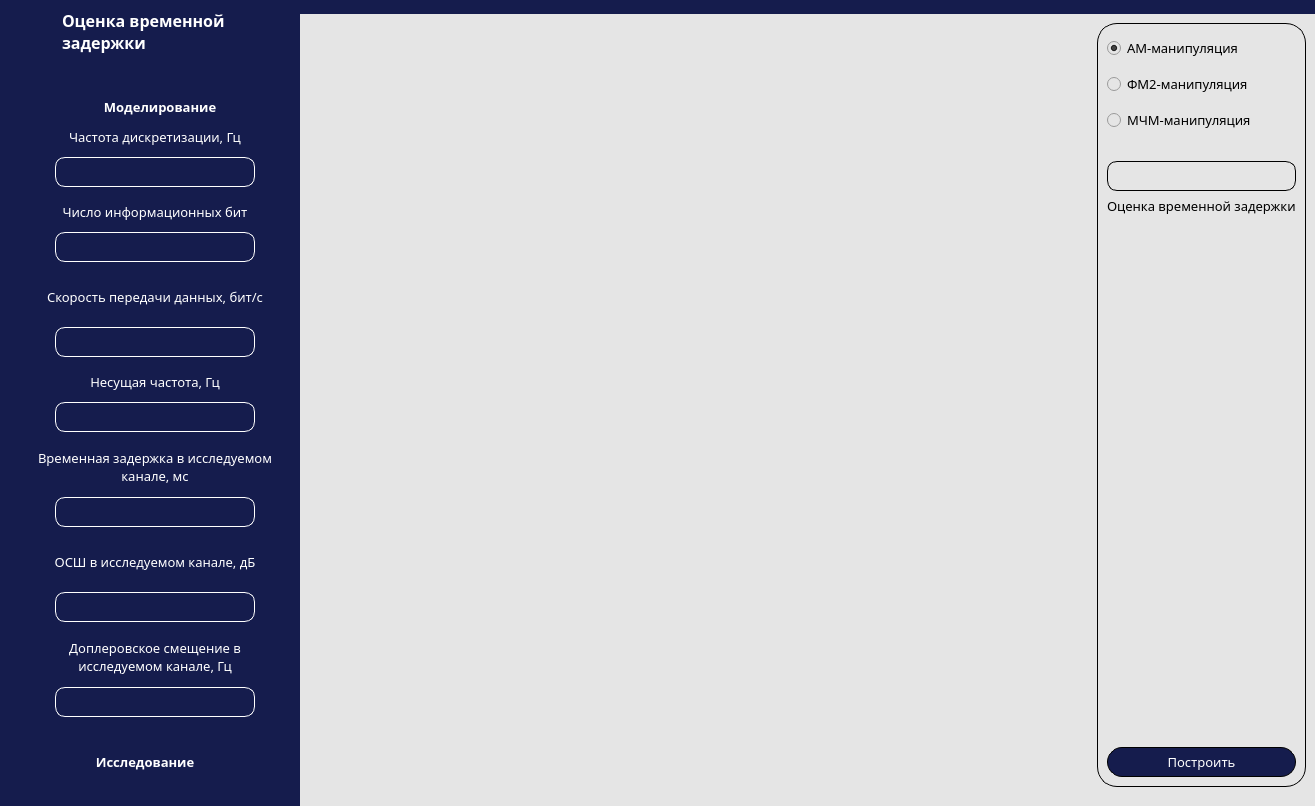
Old version of the form ui/main.ui in the repository nmikolaychuk/time-delay-assessment-doppler.
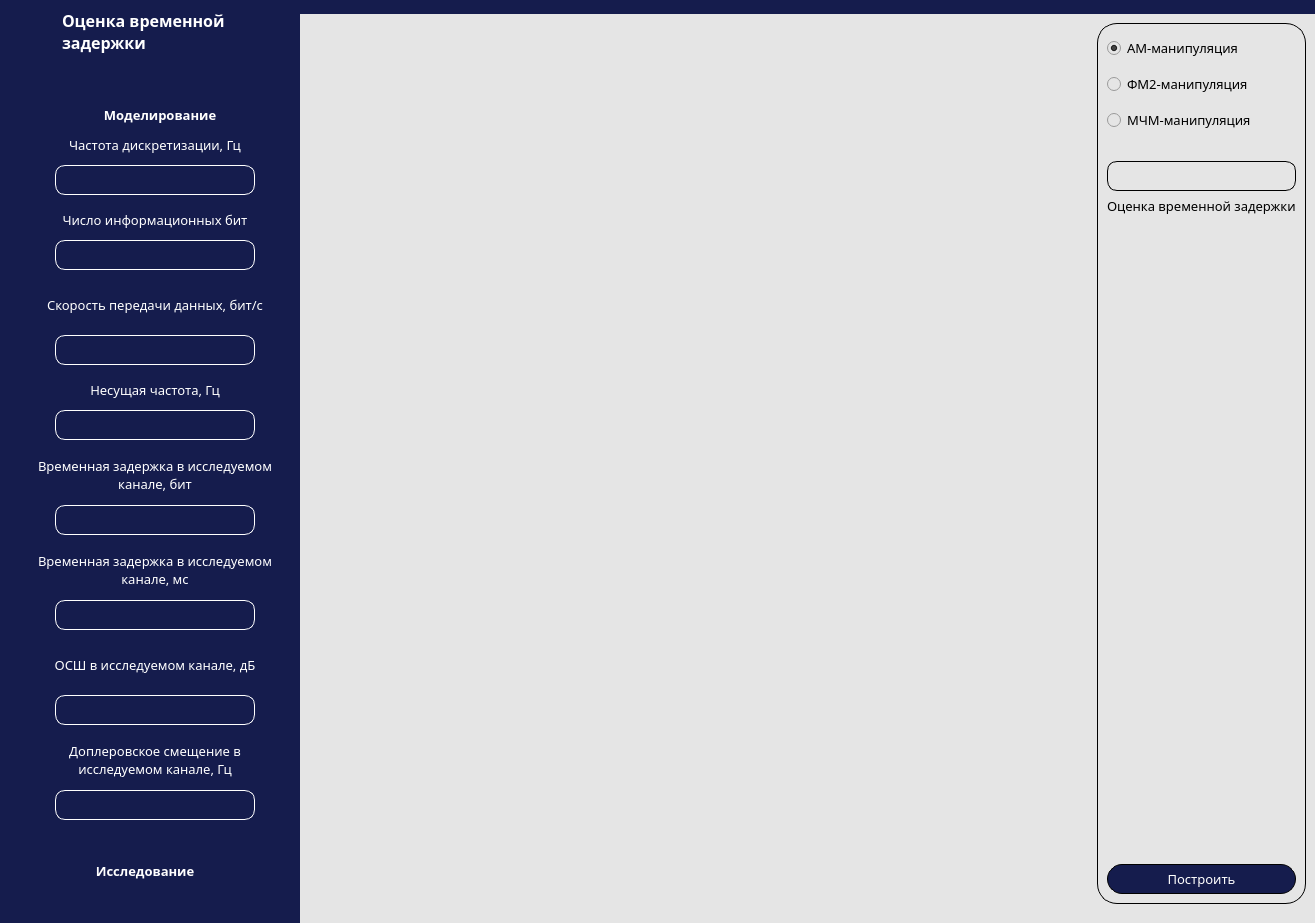
New version of the form. Icons and pictures are not drawn.

Commit message: Добавлено поле в интерфейс

What changed in the file:
```diff
--- a/ui/main.ui
+++ b/ui/main.ui
@@ -10,7 +10,7 @@
     <x>0</x>
     <y>0</y>
     <width>1315</width>
-    <height>806</height>
+    <height>923</height>
    </rect>
   </property>
   <property name="minimumSize">
@@ -693,11 +693,99 @@
                </property>
               </spacer>
              </item>
+             <item alignment="Qt::AlignHCenter">
+              <widget class="QLabel" name="label_10">
+               <property name="minimumSize">
+                <size>
+                 <width>250</width>
+                 <height>50</height>
+                </size>
+               </property>
+               <property name="maximumSize">
+                <size>
+                 <width>250</width>
+                 <height>16777215</height>
+                </size>
+               </property>
+               <property name="font">
+                <font>
+                 <family>Century Gothic</family>
+                 <pointsize>10</pointsize>
+                </font>
+               </property>
+               <property name="styleSheet">
+                <string notr="true">color: rgb(255, 255, 255);</string>
+               </property>
+               <property name="text">
+                <string>Временная задержка в исследуемом канале, бит</string>
+               </property>
+               <property name="alignment">
+                <set>Qt::AlignCenter</set>
+               </property>
+               <property name="wordWrap">
+                <bool>true</bool>
+               </property>
+              </widget>
+             </item>
+             <item>
+              <spacer name="verticalSpacer_20">
+               <property name="orientation">
+                <enum>Qt::Vertical</enum>
+               </property>
+               <property name="sizeType">
+                <enum>QSizePolicy::Fixed</enum>
+               </property>
+               <property name="sizeHint" stdset="0">
+                <size>
+                 <width>20</width>
+                 <height>5</height>
+                </size>
+               </property>
+              </spacer>
+             </item>
+             <item alignment="Qt::AlignHCenter">
+              <widget class="QLineEdit" name="time_delay_bits_edit">
+               <property name="minimumSize">
+                <size>
+                 <width>200</width>
+                 <height>30</height>
+                </size>
+               </property>
+               <property name="maximumSize">
+                <size>
+                 <width>200</width>
+                 <height>16777215</height>
+                </size>
+               </property>
+               <property name="styleSheet">
+                <string notr="true">border: 1px solid black;
+border-radius: 10px;
+border-color: rgb(255, 255, 255);
+color: rgb(255, 255, 255);</string>
+               </property>
+              </widget>
+             </item>
+             <item>
+              <spacer name="verticalSpacer_21">
+               <property name="orientation">
+                <enum>Qt::Vertical</enum>
+               </property>
+               <property name="sizeType">
+                <enum>QSizePolicy::Fixed</enum>
+               </property>
+               <property name="sizeHint" stdset="0">
+                <size>
+                 <width>20</width>
+                 <height>10</height>
+                </size>
+               </property>
+              </spacer>
+             </item>
              <item alignment="Qt::AlignHCenter">
               <widget class="QLabel" name="label_8">
                <property name="minimumSize">
                 <size>
-                 <width>248</width>
+                 <width>250</width>
                  <height>50</height>
                 </size>
                </property>
```
